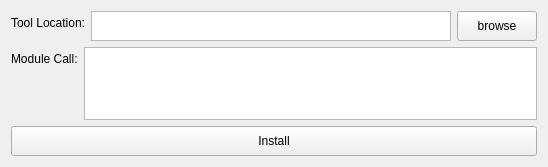
Before: the Qt Designer form ui/ToolsInstallerWindow.ui in AlsonEntuna/MayaToolInstaller, drawn with Qt 5.
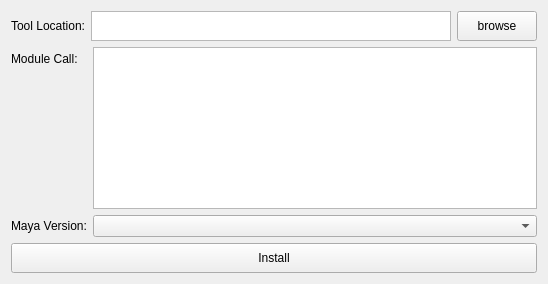
After: the same form once the commit is applied.

Commit message: - added more functionality with the tool

The edit to the form file:
```diff
--- a/ui/ToolsInstallerWindow.ui
+++ b/ui/ToolsInstallerWindow.ui
@@ -7,26 +7,24 @@
     <x>0</x>
     <y>0</y>
     <width>548</width>
-    <height>167</height>
+    <height>284</height>
    </rect>
   </property>
   <property name="windowTitle">
-   <string>Form</string>
+   <string>Maya Tools Installer</string>
   </property>
   <layout class="QVBoxLayout" name="verticalLayout">
    <item>
     <layout class="QHBoxLayout" name="horizontalLayout">
      <item>
-      <layout class="QFormLayout" name="formLayout">
-       <item row="0" column="0">
         <widget class="QLabel" name="label">
          <property name="text">
           <string>Tool Location:</string>
          </property>
         </widget>
        </item>
-       <item row="0" column="1">
-        <widget class="QTextEdit" name="textEdit">
+     <item>
+      <widget class="QTextEdit" name="txt_tool_loc">
          <property name="sizePolicy">
           <sizepolicy hsizetype="Expanding" vsizetype="Fixed">
            <horstretch>0</horstretch>
@@ -41,8 +39,6 @@
          </property>
         </widget>
        </item>
-      </layout>
-     </item>
      <item>
       <widget class="QPushButton" name="btn_browse">
        <property name="sizePolicy">
@@ -74,14 +70,31 @@
       </widget>
      </item>
      <item row="0" column="1">
-      <widget class="QTextEdit" name="textEdit_2"/>
+      <widget class="QTextEdit" name="txt_module_call">
+       <property name="sizePolicy">
+        <sizepolicy hsizetype="Expanding" vsizetype="Preferred">
+         <horstretch>0</horstretch>
+         <verstretch>0</verstretch>
+        </sizepolicy>
+       </property>
+      </widget>
+     </item>
+     <item row="1" column="0">
+      <widget class="QLabel" name="label_3">
+       <property name="text">
+        <string>Maya Version:</string>
+       </property>
+      </widget>
+     </item>
+     <item row="1" column="1">
+      <widget class="QComboBox" name="combo_version"/>
      </item>
     </layout>
    </item>
    <item>
     <widget class="QPushButton" name="btn_install">
      <property name="sizePolicy">
-      <sizepolicy hsizetype="Minimum" vsizetype="MinimumExpanding">
+      <sizepolicy hsizetype="Minimum" vsizetype="Maximum">
        <horstretch>0</horstretch>
        <verstretch>0</verstretch>
       </sizepolicy>
```
Lines whose indentation alone changed are shown as unchanged. The commit also changes 3 other files.
